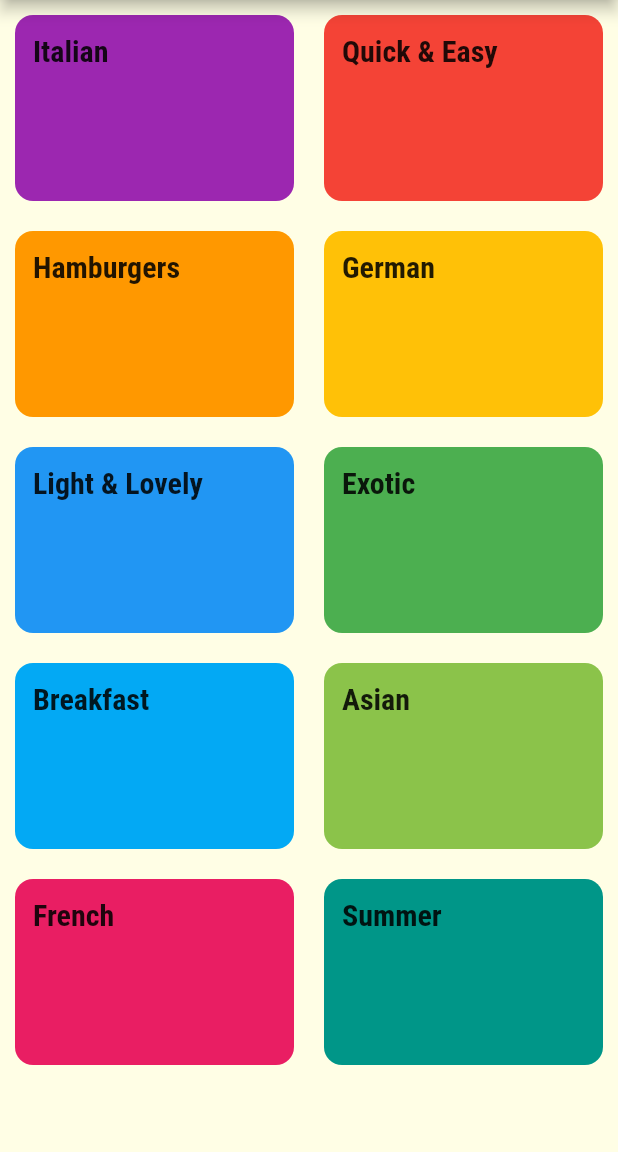
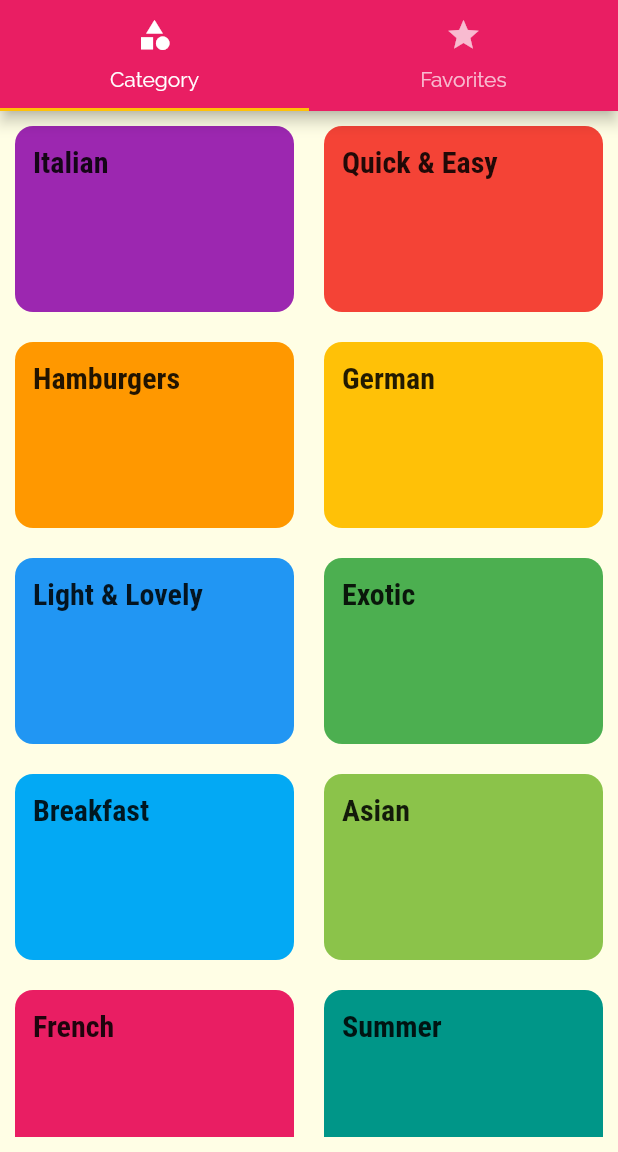
Before and after one commit to LailaNabil/Flutter-Meals-App, a Flutter app: the screen it shows after launch, on a phone screen of 412 x 824 dp, the part 84-1236 px from its top. Run offline on Flutter 3.47's test engine with Material 2 defaults, Android fonts, the phone set to English and light mode, and no system bars.

Commit message:
Top TabBar(the one that is added to the appBar

```diff
--- a/lib/main.dart
+++ b/lib/main.dart
@@ -1,5 +1,6 @@
 import 'package:flutter/material.dart';
 
+import '../screens/tabs_screen.dart';
 import '../screens/meal_detail_screen.dart';
 import '../screens/category_meals_screen.dart';
 import '../screens/categories_screen.dart';
@@ -27,7 +28,7 @@ class MyApp extends StatelessWidget {
                   fontSize: 20,
                   fontWeight: FontWeight.bold))),
       routes: {
-        '/': (ctx) => CategoriesScreen(),
+        '/': (ctx) => TabsScreen(),
         CategoryMealsScreen.routeName: (ctx) => CategoryMealsScreen(),
         MealDetailScreen.routeName: (ctx) => MealDetailScreen(),
       },
--- a/lib/screens/categories_screen.dart
+++ b/lib/screens/categories_screen.dart
@@ -15,9 +15,9 @@ class _CategoriesScreenState extends State<CategoriesScreen> {
   @override
   Widget build(BuildContext context) {
     return Scaffold(
-      appBar: AppBar(
-        title: Text('Meals'),
-      ),
+      // appBar: AppBar(
+      //   title: Text('Meals'),
+      // ),
       body: Padding(
         padding: const EdgeInsets.all(10.0),
         child: GridView(
--- /dev/null
+++ b/lib/screens/tabs_screen.dart
@@ -0,0 +1,33 @@
+import 'package:flutter/material.dart';
+import 'categories_screen.dart';
+import 'favorites_screen.dart';
+
+
+class TabsScreen extends StatefulWidget {
+  @override
+  _TabsScreenState createState() => _TabsScreenState();
+}
+
+class _TabsScreenState extends State<TabsScreen> {
+  @override
+  Widget build(BuildContext context) {
+    return DefaultTabController(
+      length: 2,
+      child: Scaffold(
+        appBar: AppBar(
+          title: Text('Meals'),
+          bottom: TabBar(tabs: [
+            Tab(icon: Icon(Icons.category),text: 'Category',),
+            Tab(icon: Icon(Icons.star),text: 'Favorites',)
+          ],),
+        ),
+        body: TabBarView(
+          children: [
+            CategoriesScreen(),
+            FavoritesScreen()
+          ],
+        ),
+      ),
+    );
+  }
+}
```
Also changed, not shown: lib/screens/favorites_screen.dart (added, +18 -0 lines).
